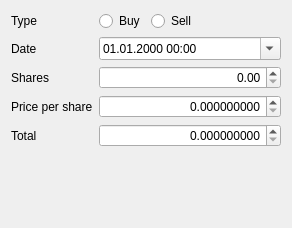
This is src/views/ui_files/dialogs/security_transaction_dialog.ui in JakubFranek/Kapytal as Qt 5 draws it before an edit. The edited form follows.
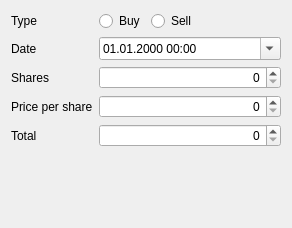
This is the edited form.

Commit message:
Add Shares recalculation to SecurityTransac.Dialog
Fix bug: crash when adding SecurityTransaction in dialog with empty
Cash Account path.
Update SecurityTransactionDialog spinbox currencies on Security change
(previously Cash Account change)

The edit to the form file:
```diff
--- a/src/views/ui_files/dialogs/security_transaction_dialog.ui
+++ b/src/views/ui_files/dialogs/security_transaction_dialog.ui
@@ -88,6 +88,9 @@
        <property name="showGroupSeparator" stdset="0">
         <bool>true</bool>
        </property>
+       <property name="decimals">
+        <number>0</number>
+       </property>
        <property name="maximum">
         <double>10000000000000000.000000000000000</double>
        </property>
@@ -109,7 +112,7 @@
         <bool>true</bool>
        </property>
        <property name="decimals">
-        <number>9</number>
+        <number>0</number>
        </property>
        <property name="maximum">
         <double>10000000000000000.000000000000000</double>
@@ -141,7 +144,7 @@
         <bool>true</bool>
        </property>
        <property name="decimals">
-        <number>9</number>
+        <number>0</number>
        </property>
        <property name="maximum">
         <double>10000000000000000.000000000000000</double>
```
The commit also changes 3 other files.
